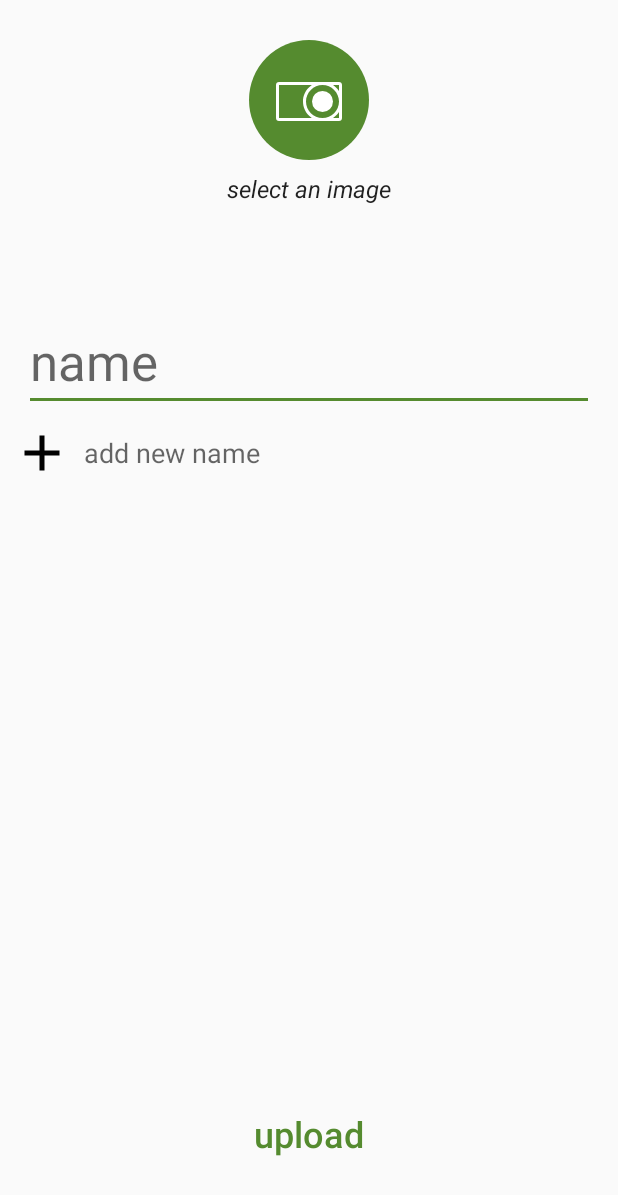
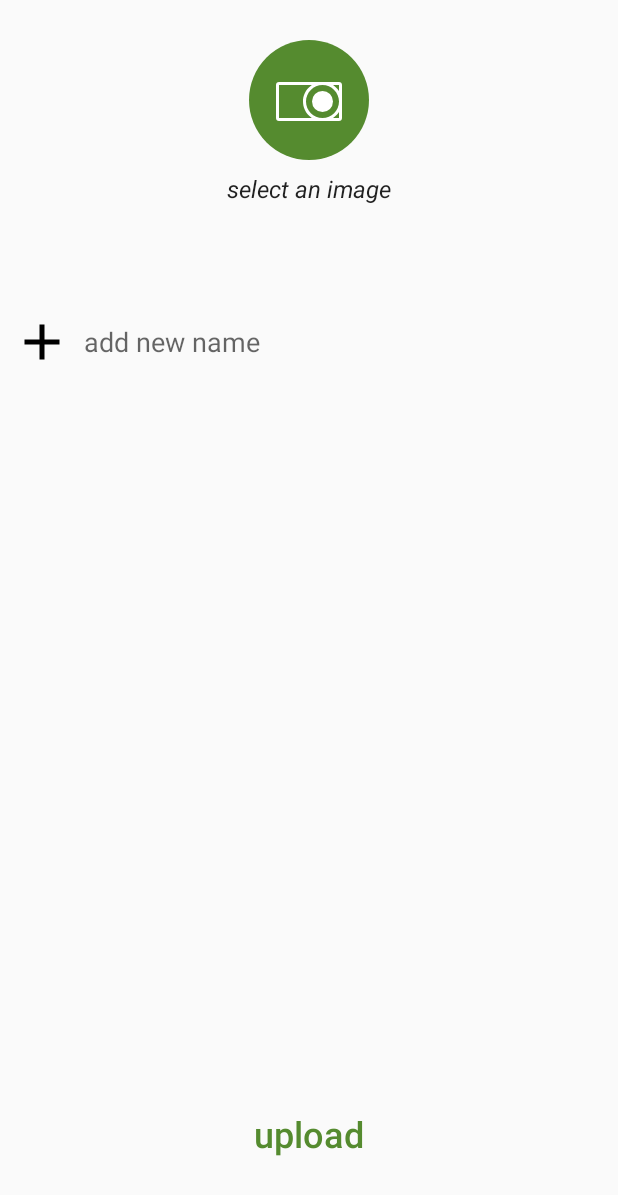
Before and after one commit to iiridescent/ordo, an Android app: the layout activity_game_object_upload.xml on its own in the app's theme, with its tools: preview values and no code run, on a phone screen of 412 x 824 dp. Shown: the top 1195 px of the screen. Run offline under Robolectric (Android 15) with nearby library versions, the phone set to English and light mode, and no system bars.

Commit message:
Create dynamic UI for creating objects with multiple names

```diff
--- a/app/src/main/res/layout/activity_game_object_upload.xml
+++ b/app/src/main/res/layout/activity_game_object_upload.xml
@@ -17,20 +17,6 @@
             app:layout_constraintRight_toRightOf="parent"
             app:layout_constraintBottom_toBottomOf="parent"
             android:layout_marginBottom="32dp"/>
-
-    <EditText
-            android:layout_width="0dp"
-            android:layout_height="wrap_content"
-            android:id="@+id/gameObjectUploadNameField"
-            app:layout_constraintLeft_toLeftOf="parent"
-            app:layout_constraintRight_toRightOf="parent"
-            android:layout_marginStart="16dp"
-            android:layout_marginEnd="16dp"
-            android:inputType="text"
-            android:hint="name"
-            android:textAppearance="@style/TextAppearance.AppCompat.Display1"
-            android:layout_marginTop="8dp"
-            app:layout_constraintTop_toBottomOf="@+id/gameObjectUploadImagePreview"/>
 
     <TextView
             android:text="select an image"
@@ -81,6 +67,17 @@
             app:layout_constraintHorizontal_bias="0.0"/>
 
     <LinearLayout
+            android:layout_width="0dp"
+            android:layout_height="wrap_content"
+            android:id="@+id/gameObjectUploadNamesContainer"
+            android:orientation="vertical"
+            android:paddingStart="8dp"
+            android:paddingEnd="8dp"
+            app:layout_constraintLeft_toLeftOf="parent"
+            app:layout_constraintRight_toRightOf="parent"
+            app:layout_constraintTop_toBottomOf="@+id/gameObjectUploadImagePreview"/>
+
+    <LinearLayout
         android:layout_width="wrap_content"
         android:layout_height="wrap_content"
         android:orientation="horizontal"
@@ -88,13 +85,13 @@
         android:layout_marginRight="8dp"
         android:layout_marginTop="8dp"
         android:clickable="true"
+        android:id="@+id/gameObjectUploadNameAddButton"
         android:background="?attr/selectableItemBackground"
         android:paddingRight="8dp"
         app:layout_constraintHorizontal_bias="0.024"
         app:layout_constraintLeft_toLeftOf="parent"
-        app:layout_constraintTop_toBottomOf="@+id/gameObjectUploadNameField">
+        app:layout_constraintTop_toBottomOf="@+id/gameObjectUploadNamesContainer">
         <ImageView
-            android:id="@+id/imageView"
             android:layout_width="40dp"
             android:layout_height="40dp"
             app:layout_constraintHorizontal_bias="0.024"
@@ -103,7 +100,6 @@
             app:srcCompat="@drawable/ic_add_alias_24dp" />
 
         <TextView
-            android:id="@+id/textView"
             android:layout_width="wrap_content"
             android:layout_height="wrap_content"
             android:layout_gravity="center_vertical"
```
Also changed, not shown: app/src/main/java/com/base512/ordo/GameObjectUploadActivity.java (+38 -8 lines), app/src/main/res/values/styles.xml (+8 -1 lines).
